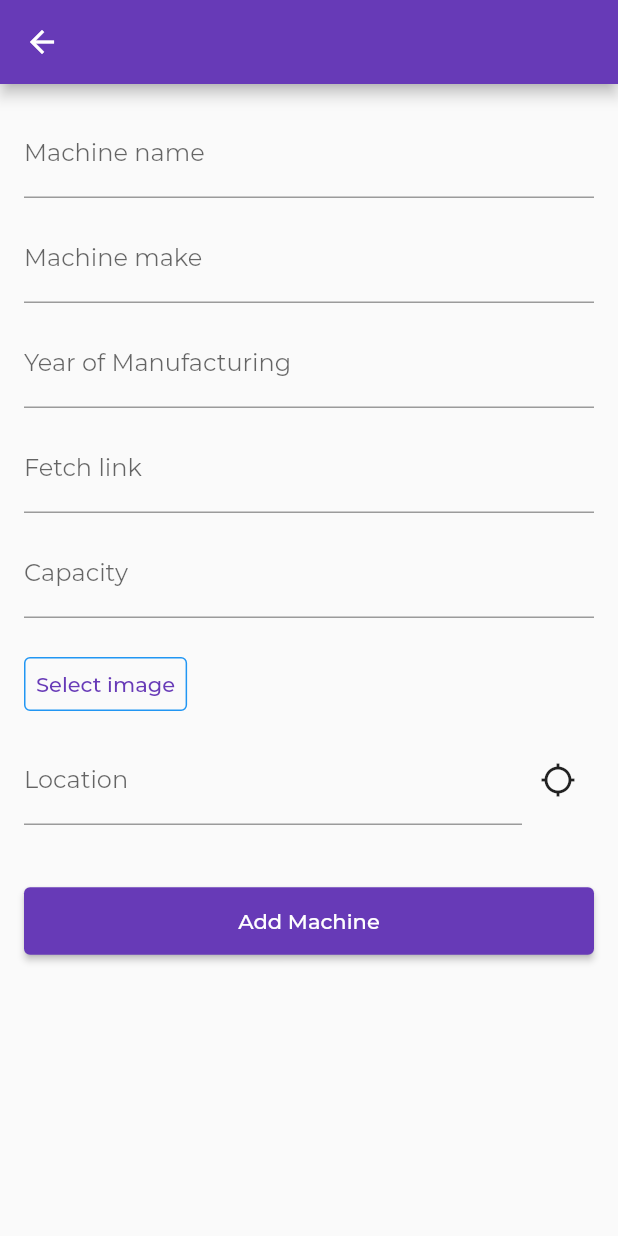
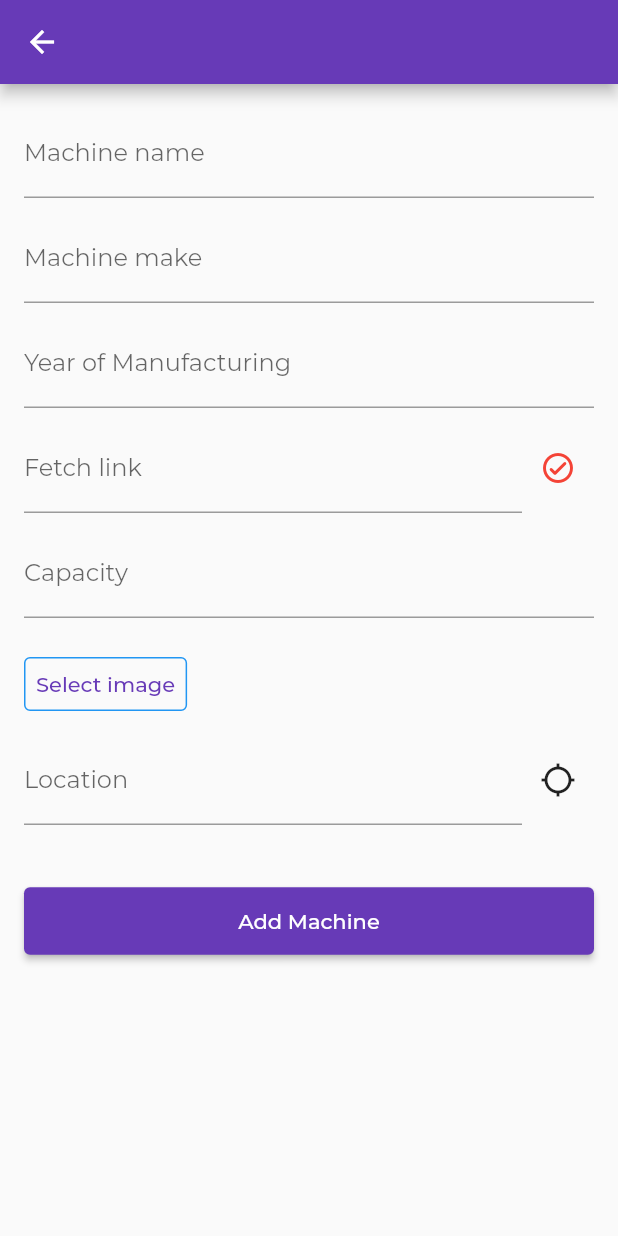
Before and after one commit to roshinkm1717/machtrac, a Flutter app: the AddMachineScreen screen opened directly, on a phone screen of 412 x 824 dp. Run offline on Flutter 3.47's test engine with Material 2 defaults, Android fonts, the phone set to English and light mode, and no system bars; our stand-ins replace cloud_firestore, double_back_to_close, file_picker, firebase_auth, firebase_core, firebase_storage and 4 more; accounts and stored records are empty; project files that could hold a hidden picture were left out.

```diff
--- a/lib/UI/screens/addMachine_screen.dart
+++ b/lib/UI/screens/addMachine_screen.dart
@@ -3,9 +3,11 @@ import 'dart:io';
 import 'package:file_picker/file_picker.dart';
 import 'package:flutter/cupertino.dart';
 import 'package:flutter/material.dart';
+import 'package:flutter/services.dart';
 import 'package:form_field_validator/form_field_validator.dart';
 import 'package:geocoding/geocoding.dart';
 import 'package:geolocator/geolocator.dart';
+import 'package:http/http.dart' as http;
 import 'package:machtrac/Backend/machine.dart';
 import 'package:machtrac/UI/widgets/filled_button.dart';
 import 'package:modal_progress_hud/modal_progress_hud.dart';
@@ -69,6 +71,7 @@ class _AddMachineScreenState extends State<AddMachineScreen> {
   bool _isSaving = false;
   Machine machine = Machine();
   final formKey = GlobalKey<FormState>();
+  bool _link = false;
   @override
   Widget build(BuildContext context) {
     bool loc = false;
@@ -128,7 +131,10 @@ class _AddMachineScreenState extends State<AddMachineScreen> {
                           validator: RequiredValidator(errorText: "Cannot be empty"),
                         ),
                         SizedBox(height: 10),
-                        TextFormField(
+                        Row(
+                          children: [
+                            Expanded(
+                              child: TextFormField(
                                 decoration: InputDecoration(
                                   labelText: "Fetch link",
                                 ),
@@ -137,7 +143,37 @@ class _AddMachineScreenState extends State<AddMachineScreen> {
                                     machine.fetchLink = value;
                                   });
                                 },
-                          validator: RequiredValidator(errorText: "Cannot be empty"),
+                                validator: RequiredValidator(
+                                  errorText: "Cannot be empty",
+                                ),
+                              ),
+                            ),
+                            IconButton(
+                              onPressed: () async {
+                                try {
+                                  var response = await http.get(Uri.parse(machine.fetchLink));
+                                  if (response.statusCode == 400 || response.statusCode == 401 || response.statusCode == 403) {
+                                    setState(() {
+                                      _link = false;
+                                    });
+                                  } else
+                                    setState(() {
+                                      _link = true;
+                                    });
+                                } catch (e) {
+                                  setState(() {
+                                    _link = false;
+                                  });
+                                }
+                              },
+                              icon: Icon(
+                                Icons.check_circle_outline_rounded,
+                                color: (_link ?? false) ? Colors.green : Colors.red,
+                              ),
+                              focusColor: (_link ?? false) ? Colors.green : Colors.red,
+                              color: (_link ?? false) ? Colors.green : Colors.red,
+                            ),
+                          ],
                         ),
                         SizedBox(height: 10),
                         TextFormField(
```
Also changed, not shown: lib/Backend/machine.dart (+4 -6 lines), lib/Backend/machineStatus.dart (+3 -4 lines). Lines whose indentation alone changed are shown as unchanged.
